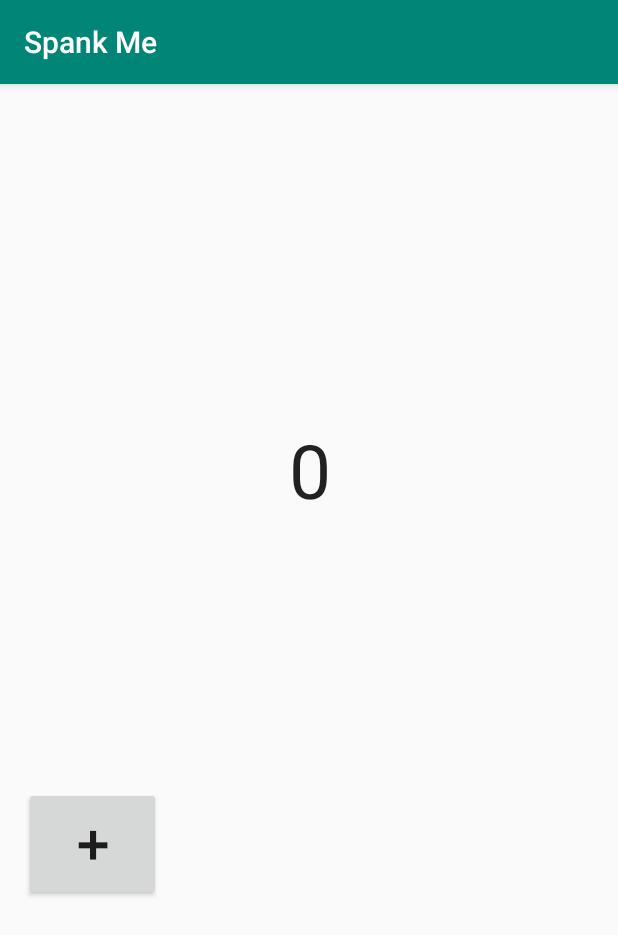
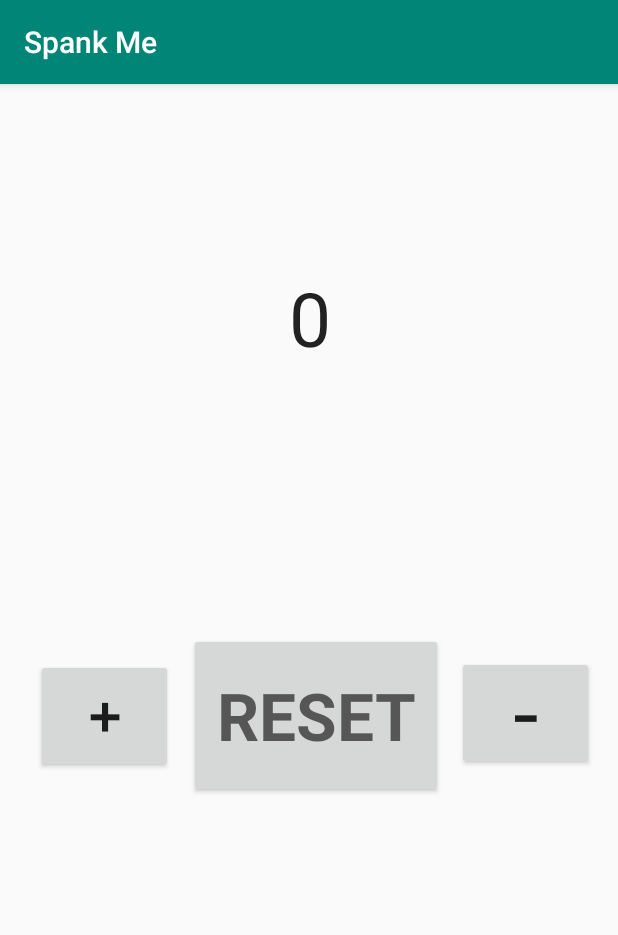
Before and after one commit to kartikeya013/AndroidApp, an Android app: the screen it shows after launch (MainActivity), on a phone screen of 412 x 824 dp. Shown: the top 935 px of the screen. Run offline under Robolectric (Android 15) with nearby library versions, the phone set to English and light mode, and no system bars; Roboto replaces fonts that are not available here.

Commit message:
buttons added

```diff
--- a/app/src/main/java/com/example/kartikeyagupta/spankme/MainActivity.java
+++ b/app/src/main/java/com/example/kartikeyagupta/spankme/MainActivity.java
@@ -24,4 +24,14 @@ public class MainActivity extends AppCompatActivity {
         count++;
         abc.setText(Integer.toString(count));
     }
+    public void subtractone (View v) {
+
+        count--;
+        abc.setText(Integer.toString(count));
+    }
+    public void reset (View v) {
+
+        count=0;
+        abc.setText(Integer.toString(count));
+    }
 }
--- a/app/src/main/res/layout/activity_main.xml
+++ b/app/src/main/res/layout/activity_main.xml
@@ -7,6 +7,30 @@
     tools:context=".MainActivity">
 
     <Button
+        android:id="@+id/button5"
+        android:layout_width="91dp"
+        android:layout_height="76dp"
+        android:layout_centerHorizontal="true"
+        android:layout_centerVertical="true"
+        android:layout_marginStart="170dp"
+        android:layout_marginLeft="170dp"
+        android:layout_marginTop="48dp"
+        android:layout_marginEnd="16dp"
+        android:layout_marginRight="16dp"
+        android:layout_marginBottom="183dp"
+        android:onClick="subtractone"
+        android:text="-"
+        android:textAppearance="@style/TextAppearance.AppCompat.Body2"
+        android:textSize="40sp"
+        android:textStyle="bold"
+        android:typeface="monospace"
+        app:layout_constraintBottom_toBottomOf="parent"
+        app:layout_constraintEnd_toEndOf="parent"
+        app:layout_constraintHorizontal_bias="1.0"
+        app:layout_constraintStart_toEndOf="@+id/button"
+        app:layout_constraintTop_toBottomOf="@+id/textView2" />
+
+    <Button
         android:id="@+id/button"
         android:layout_width="91dp"
         android:layout_height="76dp"
@@ -14,10 +38,10 @@
         android:layout_centerVertical="true"
         android:layout_marginStart="16dp"
         android:layout_marginLeft="16dp"
-        android:layout_marginTop="30dp"
-        android:layout_marginEnd="277dp"
-        android:layout_marginRight="277dp"
-        android:layout_marginBottom="148dp"
+        android:layout_marginTop="51dp"
+        android:layout_marginEnd="2dp"
+        android:layout_marginRight="2dp"
+        android:layout_marginBottom="183dp"
         android:onClick="addone"
         android:text="+"
         android:textAppearance="@style/TextAppearance.AppCompat.Body2"
@@ -25,8 +49,9 @@
         android:textStyle="bold"
         android:typeface="monospace"
         app:layout_constraintBottom_toBottomOf="parent"
-        app:layout_constraintEnd_toEndOf="parent"
-        app:layout_constraintHorizontal_bias="0.0"
+        app:layout_constraintEnd_toStartOf="@+id/button6"
+        app:layout_constraintHorizontal_bias="0.4"
+        app:layout_constraintHorizontal_chainStyle="spread"
         app:layout_constraintStart_toStartOf="parent"
         app:layout_constraintTop_toBottomOf="@+id/textView2" />
 
@@ -34,12 +59,11 @@
         android:id="@+id/textView2"
         android:layout_width="275dp"
         android:layout_height="100dp"
-        android:layout_marginStart="163dp"
-        android:layout_marginLeft="163dp"
-        android:layout_marginTop="132dp"
-        android:layout_marginEnd="163dp"
-        android:layout_marginRight="163dp"
-        android:layout_marginBottom="55dp"
+        android:layout_marginStart="55dp"
+        android:layout_marginLeft="55dp"
+        android:layout_marginTop="106dp"
+        android:layout_marginEnd="54dp"
+        android:layout_marginRight="54dp"
         android:gravity="center_vertical|center_horizontal"
         android:text="0"
         android:textAllCaps="true"
@@ -47,10 +71,28 @@
         android:textSize="50sp"
         android:typeface="serif"
         app:fontFamily="@font/coiny"
-        app:layout_constraintBottom_toTopOf="@+id/button"
         app:layout_constraintEnd_toEndOf="parent"
-        app:layout_constraintHorizontal_bias="0.497"
         app:layout_constraintStart_toStartOf="parent"
         app:layout_constraintTop_toTopOf="parent" />
 
+    <Button
+        android:id="@+id/button6"
+        android:layout_width="169dp"
+        android:layout_height="110dp"
+        android:layout_marginStart="1dp"
+        android:layout_marginLeft="1dp"
+        android:layout_marginTop="34dp"
+        android:layout_marginEnd="1dp"
+        android:layout_marginRight="1dp"
+        android:layout_marginBottom="166dp"
+        android:onClick="reset"
+        android:text="RESET"
+        android:textAppearance="@style/TextAppearance.AppCompat.Display1"
+        android:textSize="44sp"
+        android:textStyle="bold"
+        app:layout_constraintBottom_toBottomOf="parent"
+        app:layout_constraintEnd_toStartOf="@+id/button5"
+        app:layout_constraintStart_toEndOf="@+id/button"
+        app:layout_constraintTop_toBottomOf="@+id/textView2" />
+
 </android.support.constraint.ConstraintLayout>
```
